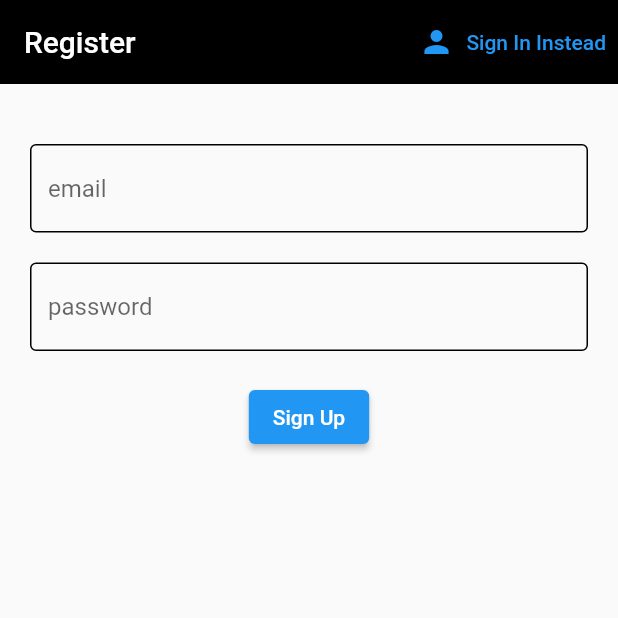
After one commit to raj-tagore/AppDev-PracticeDump, a Flutter app: the screen it shows after launch, after a tap on "Sign In", after a tap on "Register", on a phone screen of 412 x 824 dp, the top half of it. The commit adds this screen. Run offline on Flutter 3.47's test engine with Material 2 defaults, Android fonts, the phone set to English and light mode, and no system bars; our stand-ins replace cloud_firestore, firebase_auth, firebase_core, flutter_spinkit; accounts and stored records are empty; network calls fail.

Commit message:
commit 2

```diff
--- a/brew_crew/lib/screens/authenticate.dart
+++ b/brew_crew/lib/screens/authenticate.dart
@@ -1,7 +1,8 @@
+// ignore_for_file: prefer_const_constructors
+
+import 'package:brew_crew/screens/register.dart';
 import 'package:brew_crew/screens/signin.dart';
 import 'package:flutter/material.dart';
-import 'package:flutter/src/widgets/framework.dart';
-import 'package:flutter/src/widgets/placeholder.dart';
 
 class Authenticate extends StatefulWidget {
   const Authenticate({super.key});
@@ -11,10 +12,21 @@ class Authenticate extends StatefulWidget {
 }
 
 class _AuthenticateState extends State<Authenticate> {
+
+  bool showSignIn = true;
+  void toggleView() {
+    setState(() {
+      showSignIn = !showSignIn;
+    });
+  }
+
   @override
   Widget build(BuildContext context) {
-    return const Placeholder(
-      child: SignIn(),
-    );
+    if (showSignIn) {
+      // we are passing a function but it doesnt have the "()" around it
+      return SignIn(toggleView: toggleView);
+    } else {
+      return Register(toggleView: toggleView);
+    }
   }
 }
--- /dev/null
+++ b/brew_crew/lib/screens/register.dart
@@ -0,0 +1,85 @@
+// ignore_for_file: prefer_const_constructors, avoid_print
+
+import 'package:brew_crew/services/authentication.dart';
+import 'package:brew_crew/shared/constants.dart';
+import 'package:flutter/material.dart';
+
+import '../shared/loading.dart';
+
+class Register extends StatefulWidget {
+
+  final Function toggleView;
+  const Register({super.key, required this.toggleView});
+
+  @override
+  State<Register> createState() => _RegisterState();
+}
+
+class _RegisterState extends State<Register> {
+
+  final AuthService _authservice = AuthService();
+  String username = '';
+  String password = '';
+  final _formKey = GlobalKey<FormState>();
+  String error = '';
+  bool loading = false;
+
+  @override
+  Widget build(BuildContext context) {
+    return loading ? Loading() : Scaffold(
+      appBar: AppBar(
+        backgroundColor: Colors.black,
+        elevation: 0.0,
+        title: Text("Register"),
+        actions: <Widget>[
+          TextButton.icon(
+            onPressed: () => widget.toggleView(),
+            icon: Icon(Icons.person),
+            label: Text("Sign In Instead")),
+        ],
+      ),
+      body: Container(
+        padding: EdgeInsets.all(20.0),
+        child: Form(
+          key: _formKey,
+          child: Column(
+          children: <Widget>[
+            SizedBox(height: 20,),
+            TextFormField(
+              decoration: textInputDecor.copyWith(hintText: 'email'),
+              validator: (value) => value!.isEmpty ? 'Enter username' : null,
+              onChanged: (value) => setState(() => username = value),
+            ),
+            SizedBox(height: 20,),
+            TextFormField(
+              decoration: textInputDecor.copyWith(hintText: 'password'),
+              validator: (value) => value!.length < 6 ? 'Enter valid password' : null,
+              obscureText: true,
+              onChanged: (value) => setState(() => password = value),
+            ),
+            SizedBox(height: 20,),
+            ElevatedButton(
+              onPressed: () async {
+                if (_formKey.currentState!.validate()) {
+                  setState(() => loading = true);
+                  dynamic result = await _authservice.registerWithEmailAndPassword(username, password);
+                  // register function automatically sends user details down stream
+                  // hence login will also happen automatically
+                  if (result == null) {
+                    setState(() {
+                      error = 'invalid email password combination';
+                      loading = false;
+                    });
+                  }
+                }
+              },
+              child: Text('Sign Up'),
+            ),
+            SizedBox(height: 20,),
+            Text(error, style: TextStyle(color: Colors.red,),),
+          ],
+        )),
+      ),
+    );
+  }
+}
--- a/brew_crew/lib/screens/signin.dart
+++ b/brew_crew/lib/screens/signin.dart
@@ -1,10 +1,15 @@
 // ignore_for_file: prefer_const_constructors
 
 import 'package:brew_crew/services/authentication.dart';
+import 'package:brew_crew/shared/constants.dart';
 import 'package:flutter/material.dart';
 
+import '../shared/loading.dart';
+
 class SignIn extends StatefulWidget {
-  const SignIn({super.key});
+
+  final Function toggleView;
+  const SignIn({super.key, required this.toggleView});
 
   @override
   State<SignIn> createState() => _SignInState();
@@ -13,23 +18,75 @@ class SignIn extends StatefulWidget {
 class _SignInState extends State<SignIn> {
 
   final AuthService _authservice = AuthService();
+  String username = '';
+  String password = '';
+  final _formKey = GlobalKey<FormState>();
+  String error = '';
+  bool loading = false;
 
   @override
   Widget build(BuildContext context) {
-    return Scaffold(
+    return loading ? Loading() : Scaffold(
       appBar: AppBar(
         backgroundColor: Colors.black,
         elevation: 0.0,
         title: Text("Sign In Here"),
+        actions: <Widget>[
+          TextButton.icon(
+            onPressed: () => widget.toggleView(),
+            icon: Icon(Icons.person),
+            label: Text("Register"))
+        ],
       ),
       body: Container(
         padding: EdgeInsets.all(20.0),
-        child: ElevatedButton(
-          onPressed: () async {
-            dynamic resultofsignin = await _authservice.signInAnonymously();
-            print(resultofsignin.uid.toString());
-          },
-          child: Text("Sign In Anonymously"),
+        child: Column(
+          children: [
+            Form(
+              key: _formKey,
+              child: Column(
+              children: <Widget>[
+                SizedBox(height: 20,),
+                TextFormField(
+                  decoration: textInputDecor.copyWith(hintText: 'email'),
+                  validator: (value) => value!.isEmpty ? 'Enter email' : null,
+                  onChanged: (value) => setState(() => username = value),
+                ),
+                SizedBox(height: 20,),
+                TextFormField(
+                  decoration: textInputDecor.copyWith(hintText: 'password'),
+                  validator: (value) => value!.length < 6 ? 'Enter valid password' : null,
+                  obscureText: true,
+                  onChanged: (value) => setState(() => password = value),
+                ),
+                SizedBox(height: 20,),
+                ElevatedButton(
+                  onPressed: () async {
+                    if (_formKey.currentState!.validate()) {
+                      setState(() => loading = true);
+                      dynamic result = await _authservice.signInWithEmailAndPassword(username, password);
+                      if (result == null) {
+                        setState(() {
+                          error = 'invalid email password combination';
+                          loading = false;
+                        });
+                      }
+                    }
+                  },
+                  child: Text('Sign In'),
+                ),
+              ],
+            )),
+            ElevatedButton(
+              onPressed: () async {
+                dynamic resultofsignin = await _authservice.signInAnonymously();
+                print(resultofsignin.uid.toString());
+              },
+              child: Text("Sign In Anonymously"),
+            ),
+            SizedBox(height: 20,),
+            Text(error, style: TextStyle(color: Colors.red,),),
+          ],
         ),
       ),
     );
--- a/brew_crew/lib/services/authentication.dart
+++ b/brew_crew/lib/services/authentication.dart
@@ -1,6 +1,7 @@
 // ignore_for_file: avoid_print
 
 import 'package:brew_crew/models/customuser.dart';
+import 'package:brew_crew/services/database.dart';
 import 'package:firebase_auth/firebase_auth.dart';
 
 class AuthService {
@@ -32,6 +33,36 @@ class AuthService {
       //.map((User? user) => _createCustomUser(user),);
   }
 
+  // register user with email and password
+  Future registerWithEmailAndPassword(String email, String password) async {
+    try {
+      UserCredential resultOfRegister = await _firebaseinstance.createUserWithEmailAndPassword(email: email, password: password);
+      User? userDetails = resultOfRegister.user;
+
+      // create a new entry in firebase database for the user
+      await DB(uid: userDetails?.uid).updateUserData('0', email, 100);
+
+      return _createCustomUser(userDetails);
+
+    } catch(e) {
+      print(e.toString());
+      return null;
+    }
+  }
+
+  // sign in with email and password
+  Future signInWithEmailAndPassword(String email, String password) async {
+    try {
+      UserCredential resultOfSignIn = await _firebaseinstance.signInWithEmailAndPassword(email: email, password: password);
+      User? userDetails = resultOfSignIn.user;
+      return _createCustomUser(userDetails);
+    } catch(e) {
+      print(e.toString());
+      return null;
+    }
+  }
+
+
   // sign out method
   Future signOut() async {
     try {
--- /dev/null
+++ b/brew_crew/lib/shared/constants.dart
@@ -0,0 +1,11 @@
+import 'package:flutter/material.dart';
+
+const textInputDecor =
+InputDecoration(
+  enabledBorder: OutlineInputBorder(
+    borderSide: BorderSide(color: Colors.black, width: 1.0),
+  ),
+  focusedBorder:  OutlineInputBorder(
+    borderSide: BorderSide(color: Colors.blue, width: 1.0),
+  ),
+);
--- a/brew_crew/pubspec.yaml
+++ b/brew_crew/pubspec.yaml
@@ -34,6 +34,7 @@ dependencies:
   cloud_firestore:
   firebase_core:
   provider:
+  flutter_spinkit:
 
 
   # The following adds the Cupertino Icons font to your application.
```
Also changed, not shown: brew_crew/lib/models/custombrew.dart (added, +9 -0 lines), brew_crew/lib/screens/brewlist.dart (added, +39 -0 lines), brew_crew/lib/screens/home.dart (+24 -10 lines), brew_crew/lib/services/database.dart (added, +38 -0 lines), brew_crew/lib/shared/brewtile.dart (added, +29 -0 lines), brew_crew/lib/shared/loading.dart (added, +18 -0 lines), brew_crew/lib/main.dart (line endings or trailing spaces), brew_crew/lib/screens/wrapper.dart (line endings or trailing spaces), brew_crew/pubspec.lock.
